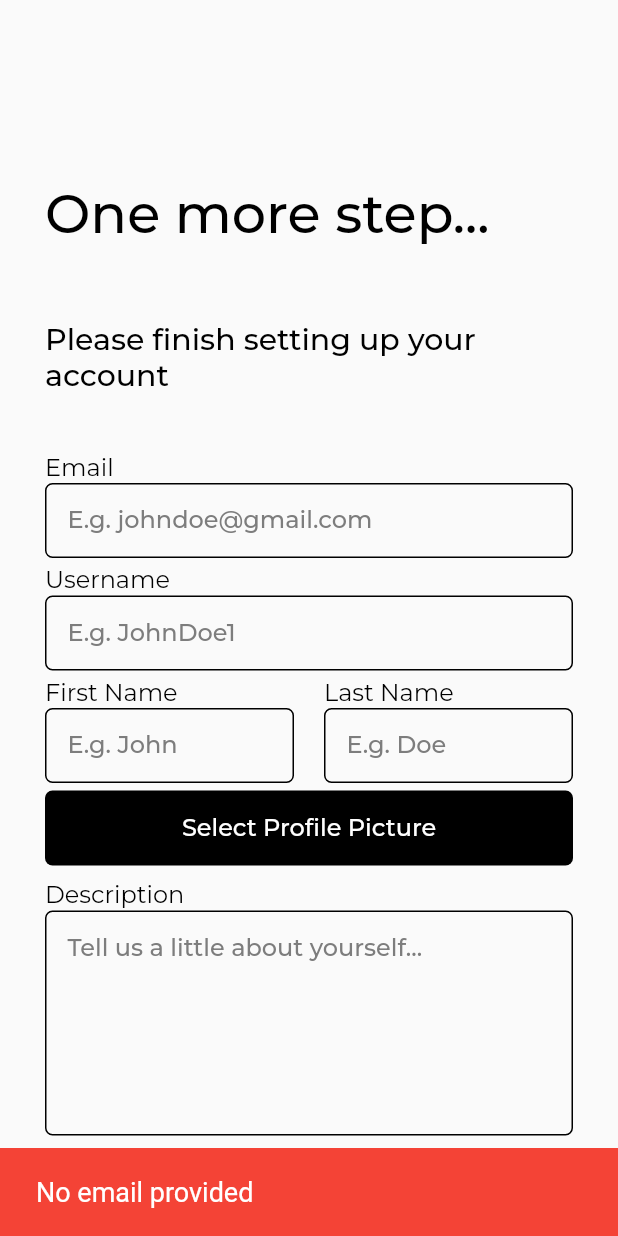
After one commit to SimonZhao7/HandInNeed, a Flutter app: the AccountSetupView screen opened by its route, after a tap on "Create Account", on a phone screen of 412 x 824 dp. The commit adds this screen. Run offline on Flutter 3.47's test engine with Material 2 defaults, Android fonts, the phone set to English and light mode, and no system bars; our stand-ins replace cloud_firestore, firebase_auth, firebase_core, firebase_storage, image_picker; accounts and stored records are empty; network calls fail.

Commit message:
Full Account Registration Process With Firebase & Cloud Storage

```diff
--- a/lib/constants/routes.dart
+++ b/lib/constants/routes.dart
@@ -1,2 +1,4 @@
 const registerRoute = '/register';
 const verifyPhoneRoute = '/verify-phone';
+const accountSetupRoute = '/setup';
+const homeRoute = '/home';
--- /dev/null
+++ b/lib/views/account_setup_view.dart
@@ -0,0 +1,287 @@
+import 'dart:io';
+import 'package:flutter/material.dart';
+// Widgets
+import '../widgets/button.dart';
+import 'package:hand_in_need/widgets/error_snackbar.dart';
+import 'package:hand_in_need/widgets/input.dart';
+// Firebase
+import 'package:cloud_firestore/cloud_firestore.dart';
+import 'package:firebase_auth/firebase_auth.dart';
+import 'package:firebase_storage/firebase_storage.dart';
+// Constants
+import '../constants/routes.dart';
+// Util
+import 'package:uuid/uuid.dart';
+import 'package:image_picker/image_picker.dart';
+
+class AccountSetupView extends StatefulWidget {
+  const AccountSetupView({super.key});
+
+  @override
+  State<AccountSetupView> createState() => _AccountSetupViewState();
+}
+
+class _AccountSetupViewState extends State<AccountSetupView> {
+  late TextEditingController _email;
+  late TextEditingController _firstName;
+  late TextEditingController _lastName;
+  late TextEditingController _userName;
+  late TextEditingController _description;
+  XFile? image;
+
+  @override
+  void initState() {
+    _email = TextEditingController();
+    _firstName = TextEditingController();
+    _lastName = TextEditingController();
+    _userName = TextEditingController();
+    _description = TextEditingController();
+    super.initState();
+  }
+
+  @override
+  void dispose() {
+    _email.dispose();
+    _firstName.dispose();
+    _lastName.dispose();
+    _userName.dispose();
+    _description.dispose();
+    super.dispose();
+  }
+
+  void handleAccountCreation() async {
+    final email = _email.text;
+    final firstName = _firstName.text;
+    final lastName = _lastName.text;
+    final userName = _userName.text;
+    final description = _description.text;
+    final user = FirebaseAuth.instance.currentUser!;
+    final focus = FocusScope.of(context);
+    final navigator = Navigator.of(context);
+    final users = await FirebaseFirestore.instance
+        .collection('users')
+        .where('username', isEqualTo: userName)
+        .get();
+
+    if (!focus.hasPrimaryFocus) {
+      focus.unfocus();
+    }
+
+    try {
+      if (email.trim().isEmpty) {
+        showErrorSnackbar(context, 'No email provided');
+        return;
+      }
+
+      if (userName.trim().isEmpty) {
+        showErrorSnackbar(context, 'No username provided');
+        return;
+      }
+
+      if (userName.trim().length < 8) {
+        showErrorSnackbar(
+          context,
+          'Username must be at least 8 characters long',
+        );
+        return;
+      }
+
+      if (users.docs.isNotEmpty) {
+        showErrorSnackbar(
+          context,
+          'A user already exists with the provided username',
+        );
+        return;
+      }
+
+      if (firstName.trim().isEmpty) {
+        showErrorSnackbar(context, 'No first name provided');
+        return;
+      }
+
+      if (lastName.trim().isEmpty) {
+        showErrorSnackbar(context, 'No last name provided');
+        return;
+      }
+
+      if (image == null) {
+        showErrorSnackbar(context, 'No profile picture provided');
+        return;
+      }
+
+      await user.updateEmail(email);
+
+      final ref = FirebaseStorage.instance.ref(
+        'profile_images/${const Uuid().v4()}-${image!.name}',
+      );
+      final uploadState = ref.putFile(File(image!.path));
+      uploadState.snapshotEvents.listen((TaskSnapshot event) async {
+        switch (event.state) {
+          case TaskState.paused:
+            break;
+          case TaskState.running:
+            break;
+          case TaskState.canceled:
+            break;
+          case TaskState.error:
+            break;
+          case TaskState.success:
+            final url = await ref.getDownloadURL();
+            await user.updatePhotoURL(url);
+        }
+      });
+
+      await FirebaseFirestore.instance.collection('users').add({
+        'user_id': user.uid,
+        'username': userName,
+        'first_name': firstName,
+        'last_name': lastName,
+        'description': description,
+        'hours_worked': 0,
+        'opportunities': [],
+      });
+      await user.sendEmailVerification();
+      navigator.pushNamedAndRemoveUntil(homeRoute, (route) => false);
+    } on FirebaseAuthException catch (e) {
+      if (e.code == 'invalid-email') {
+        showErrorSnackbar(context, 'The email provided is invalid');
+      } else if (e.code == 'email-already-in-use') {
+        showErrorSnackbar(
+          context,
+          'A user already exists with the provided email',
+        );
+      } else {
+        showErrorSnackbar(context, 'Something went wrong');
+      }
+    } catch (e) {
+      showErrorSnackbar(context, 'Something went wrong');
+    }
+  }
+
+  @override
+  Widget build(BuildContext context) {
+    final labelStyle = Theme.of(context).textTheme.labelMedium;
+
+    return Scaffold(
+      body: ListView(
+        padding: const EdgeInsets.fromLTRB(30, 120, 30, 30),
+        children: [
+          Text(
+            'One more step...',
+            style: Theme.of(context).textTheme.headline1,
+          ),
+          const SizedBox(height: 50),
+          Text(
+            'Please finish setting up your account',
+            style: Theme.of(context).textTheme.headline3,
+          ),
+          const SizedBox(height: 40),
+          Text(
+            'Email',
+            style: labelStyle,
+          ),
+          Input(
+            controller: _email,
+            hint: 'E.g. johndoe@gmail.com',
+          ),
+          const SizedBox(height: 5),
+          Text(
+            'Username',
+            style: labelStyle,
+          ),
+          Input(
+            controller: _userName,
+            hint: 'E.g. JohnDoe1',
+          ),
+          const SizedBox(height: 5),
+          Row(
+            children: [
+              Expanded(
+                flex: 1,
+                child: Column(
+                  crossAxisAlignment: CrossAxisAlignment.start,
+                  children: [
+                    Text(
+                      'First Name',
+                      style: labelStyle,
+                    ),
+                    Input(
+                      controller: _firstName,
+                      hint: 'E.g. John',
+                    ),
+                  ],
+                ),
+              ),
+              const SizedBox(width: 20),
+              Expanded(
+                flex: 1,
+                child: Column(
+                  crossAxisAlignment: CrossAxisAlignment.start,
+                  children: [
+                    Text(
+                      'Last Name',
+                      style: labelStyle,
+                    ),
+                    Input(
+                      controller: _lastName,
+                      hint: 'E.g. Doe',
+                    ),
+                  ],
+                ),
+              ),
+            ],
+          ),
+          const SizedBox(height: 5),
+          if (image != null) ...[
+            Center(
+              child: SizedBox(
+                height: 150,
+                width: 150,
+                child: ClipRRect(
+                  borderRadius: const BorderRadius.all(
+                    Radius.circular(10),
+                  ),
+                  child: AspectRatio(
+                    aspectRatio: 1,
+                    child: Image.file(File(image!.path), fit: BoxFit.cover),
+                  ),
+                ),
+              ),
+            ),
+            const SizedBox(height: 15),
+          ],
+          Button(
+            onPressed: () async {
+              final selectedImage = await ImagePicker().pickImage(
+                source: ImageSource.gallery,
+                requestFullMetadata: false,
+              );
+
+              if (selectedImage == null) return;
+
+              setState(() {
+                image = selectedImage;
+              });
+            },
+            label: '${image == null ? 'Select' : 'Change'} Profile Picture',
+          ),
+          const SizedBox(height: 10),
+          Text(
+            'Description',
+            style: labelStyle,
+          ),
+          Input(
+            controller: _description,
+            maxLines: 6,
+            hint: 'Tell us a little about yourself...',
+          ),
+          const SizedBox(height: 15),
+          Button(
+            onPressed: handleAccountCreation,
+            label: 'Create Account',
+          )
+        ],
+      ),
+    );
+  }
+}
--- a/pubspec.yaml
+++ b/pubspec.yaml
@@ -43,6 +43,9 @@ dependencies:
     firebase_analytics: ^10.1.0
     flutter_launcher_icons: ^0.11.0
     share_plus: ^6.3.0
+    image_picker: ^0.8.6+1
+    firebase_storage: ^11.0.10
+    uuid: ^3.0.7
 
 dev_dependencies:
     flutter_test:
```
Also changed, not shown: lib/main.dart (+44 -1 lines), lib/views/home_view.dart (added, +37 -0 lines), lib/views/verify_phone_view.dart (+22 -2 lines), pubspec.lock, 2 other files.
